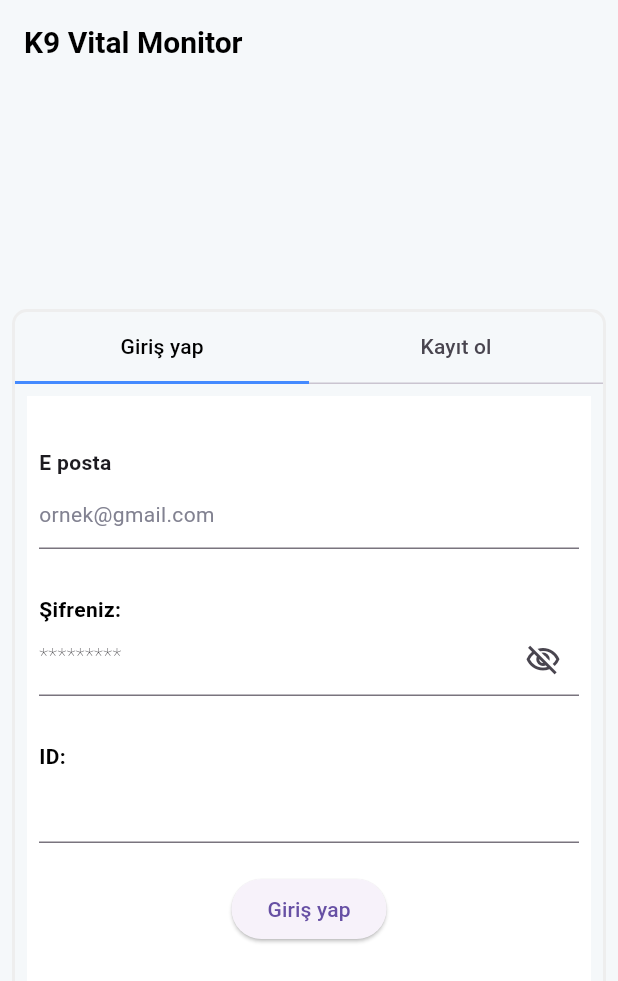
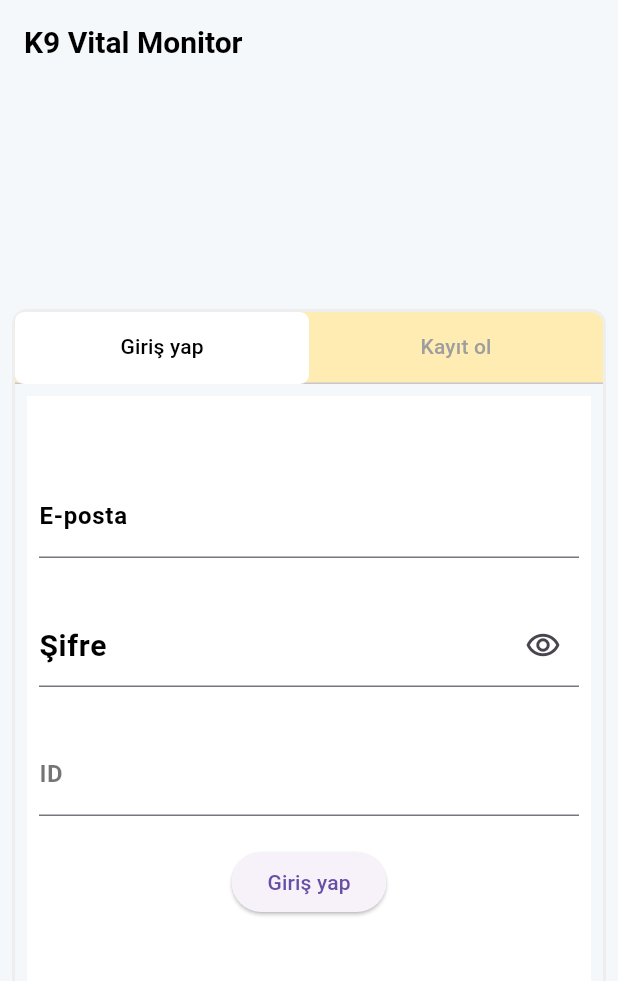
Before and after one commit to YusufBerkez/k9_project, a Flutter app: the screen it shows after launch, on a phone screen of 412 x 824 dp. Shown: the top 981 px of the screen. Run offline on Flutter 3.47's test engine with Material 3 defaults, Android fonts, the light colour scheme and no system bars; our stand-ins replace fl_chart, flutter_riverpod, font_awesome_flutter, form_validator, shared_preferences, video_player.

Commit message:
Enterpage.dart dosyası main.dart dosyasına entegre edildi.giriş yapma ve kayıt alanı için login_field.dart ve signup_field dosyaları oluşturuldu.login_field.dart dosyası tamamlandı. Gerekli providerlar için login_providers.dart dosyasına gerekli tanımlamalar yapıldı. signup_field.dart dosyasındaki providerlar için signup_providers.dart dosyası oluşturuldu.

```diff
--- a/k9_app/lib/features/bottomnavbar/presentation/bottomnavbar.dart
+++ b/k9_app/lib/features/bottomnavbar/presentation/bottomnavbar.dart
@@ -2,7 +2,7 @@ import 'package:flutter/material.dart';
 import 'package:flutter_riverpod/flutter_riverpod.dart';
 import 'package:font_awesome_flutter/font_awesome_flutter.dart';
 import 'package:k9_app/core/providers/theme_provider.dart';
-import 'package:k9_app/features/chatpage/presentation/chat_pages.dart';
+import 'package:k9_app/features/chatpage/presentation/widgets/chat_pages.dart';
 import 'package:k9_app/features/homepage/presentation/widgets/homepage_screen.dart';
 import 'package:k9_app/features/live_monitoring/presentation/pages/live_page.dart';
 import 'package:k9_app/features/profilePage/presentation/profile_page.dart';
--- a/k9_app/lib/features/enterpage/enterpage.dart
+++ /dev/null
@@ -1,276 +0,0 @@
-import 'package:flutter/material.dart';
-import 'package:flutter_riverpod/flutter_riverpod.dart';
-import 'package:form_validator/form_validator.dart';
-import 'package:k9_app/features/bottomnavbar/presentation/bottomnavbar.dart';
-
-class Enterpage extends ConsumerStatefulWidget {
-  const Enterpage({super.key});
-
-  @override
-  ConsumerState<ConsumerStatefulWidget> createState() => _EnterpageState();
-}
-
-class _EnterpageState extends ConsumerState<Enterpage> {
-  late TextEditingController tftext;
-  late TextEditingController tfId;
-  var formkey = GlobalKey<FormState>();
-  late TextEditingController tfEmail;
-  late TextEditingController tfPassword;
-  @override
-  void initState() {
-    // TODO: implement initState
-    super.initState();
-    tfId = TextEditingController();
-    tftext = TextEditingController();
-    tfEmail = TextEditingController();
-    tfPassword = TextEditingController();
-  }
-
-  @override
-  Widget build(BuildContext context) {
-    final bool obscrText = false;
-    return Scaffold(
-      appBar: AppBar(title: Text("K9 Vital Monitor")),
-      body: DefaultTabController(
-        length: 2,
-        child: Center(
-          child: SingleChildScrollView(
-            child: Column(
-              children: [
-                //Kayıt işlemleri başlangıç
-                Padding(
-                  padding: const EdgeInsets.all(8.0),
-                  child: Container(
-                    width: 400,
-                    decoration: BoxDecoration(
-                      border: Border.all(color: Colors.grey.shade200, width: 2),
-                      borderRadius: BorderRadius.circular(10),
-                    ),
-                    child: Column(
-                      children: [
-                        TabBar(
-                          labelColor: Colors.black,
-                          indicatorColor: Colors.blueAccent,
-                          indicatorSize: TabBarIndicatorSize.tab,
-                          tabs: [
-                            Tab(text: "Giriş yap"),
-                            Tab(text: "Kayıt ol"),
-                          ],
-                        ),
-                        Padding(
-                          padding: const EdgeInsets.all(8.0),
-                          child: Container(
-                            color: Colors.white,
-                            height: 400,
-                            child: TabBarView(
-                              children: [
-                                LoginField(
-                                  formkey: formkey,
-                                  tfEmail: tfEmail,
-                                  tfPassword: tfPassword,
-                                  obscureText: obscrText,
-                                  tfId: tfId,
-                                ),
-                                Column(children: [
-
-                                  ],
-                                ),
-                              ],
-                            ),
-                          ),
-                        ),
-                      ],
-                    ),
-                  ),
-                ),
-              ],
-            ),
-          ),
-        ),
-      ),
-    );
-  }
-}
-
-class LoginField extends StatefulWidget {
-  LoginField({
-    super.key,
-    required this.formkey,
-    required this.tfEmail,
-    required this.tfPassword,
-    required this.obscureText,
-    required this.tfId,
-  });
-  final bool obscureText;
-  final TextEditingController tfId;
-  final GlobalKey<FormState> formkey;
-  final TextEditingController tfEmail;
-  final TextEditingController tfPassword;
-
-  @override
-  State<LoginField> createState() => _LoginFieldState();
-}
-
-late bool isObscure;
-
-class _LoginFieldState extends State<LoginField> {
-  @override
-  void initState() {
-    // TODO: implement initState
-    super.initState();
-    isObscure = widget.obscureText;
-  }
-
-  @override
-  Widget build(BuildContext context) {
-    bool obscureText = widget.obscureText;
-    return Padding(
-      padding: const EdgeInsets.all(8.0),
-      child: Column(
-        mainAxisAlignment: MainAxisAlignment.center,
-        children: [
-          Form(
-            key: widget.formkey,
-            autovalidateMode: AutovalidateMode.onUserInteraction,
-            child: Column(
-              children: [
-                Align(
-                  alignment: Alignment.centerLeft,
-                  child: Text(
-                    "E posta",
-                    style: TextStyle(fontWeight: FontWeight.bold),
-                  ),
-                ),
-                TextFormField(
-                  keyboardType: TextInputType.emailAddress,
-                  controller: widget.tfEmail,
-                  cursorColor: Colors.black,
-                  decoration: InputDecoration(
-                    hint: Text(
-                      "ornek@gmail.com",
-                      style: TextStyle(color: Color(0xff828291)),
-                    ),
-                    focusedBorder: UnderlineInputBorder(
-                      borderSide: BorderSide(color: Colors.grey),
-                    ),
-                  ),
-                  validator: ValidationBuilder(
-                    localeName: "tr",
-                  ).email().build(),
-                ),
-                SizedBox(height: 30),
-                Align(
-                  alignment: Alignment.centerLeft,
-                  child: Text(
-                    "Şifreniz: ",
-                    style: TextStyle(
-                      color: Colors.black,
-                      fontWeight: FontWeight.bold,
-                    ),
-                  ),
-                ),
-                TextFormField(
-                  keyboardType: TextInputType.visiblePassword,
-                  controller: widget.tfPassword,
-                  cursorColor: Colors.black,
-                  obscureText: isObscure,
-                  decoration: InputDecoration(
-                    suffixIcon: IconButton(
-                      onPressed: () {
-                        setState(() {
-                          isObscure = !isObscure;
-                        });
-                        print(obscureText);
-                      },
-
-                      icon: Icon(
-                        isObscure
-                            ? Icons.remove_red_eye_outlined
-                            : Icons.visibility_off_outlined,
-                      ),
-                    ),
-                    hint: Text(
-                      "*********",
-                      style: TextStyle(fontWeight: FontWeight.w200),
-                    ),
-                    focusedBorder: UnderlineInputBorder(
-                      borderSide: BorderSide(color: Colors.grey),
-                    ),
-                  ),
-                  validator: ValidationBuilder(localeName: 'tr')
-                      .minLength(6)
-                      .regExp(
-                        RegExp(r'(?=.*[A-Z])'),
-                        "En az bir büyük harf içermeli",
-                      )
-                      .regExp(
-                        RegExp(r'(?=.*[a-z])'),
-                        "En az bir küçük harf içermeli",
-                      )
-                      .build(),
-                ),
-                SizedBox(height: 30),
-                Align(
-                  alignment: Alignment.centerLeft,
-                  child: Text(
-                    "ID: ",
-                    style: TextStyle(
-                      color: Colors.black,
-                      fontWeight: FontWeight.bold,
-                    ),
-                  ),
-                ),
-                TextFormField(
-                  keyboardType: TextInputType.name,
-                  controller: widget.tfId,
-                ),
-              ],
-            ), //a56b1
-          ),
-          SizedBox(height: 20),
-          ElevatedButton(
-            onPressed: () {
-              Navigator.pushReplacement(
-                context,
-                MaterialPageRoute(
-                  builder: (context) => Bottomnavbar(userId: widget.tfId.text),
-                ),
-              );
-            },
-            child: Text("Giriş yap"),
-          ),
-        ],
-      ),
-    );
-  }
-}
-
-class TestWidget extends StatelessWidget {
-  const TestWidget({super.key, required this.tftext});
-
-  final TextEditingController tftext;
-
-  @override
-  Widget build(BuildContext context) {
-    return Column(
-      mainAxisAlignment: MainAxisAlignment.center,
-      children: [
-        TextField(controller: tftext),
-        ElevatedButton(
-          onPressed: () {
-            Navigator.push(
-              context,
-              MaterialPageRoute(
-                builder: (context) => Bottomnavbar(userId: tftext.text),
-              ),
-            );
-          },
-          child: Text(
-            "Gönder",
-            style: TextStyle(fontWeight: FontWeight.bold, color: Colors.blue),
-          ),
-        ),
-      ],
-    );
-  }
-}
--- /dev/null
+++ b/k9_app/lib/features/enterpage/presentation/signup_field.dart
@@ -0,0 +1,23 @@
+import 'package:flutter/material.dart';
+import 'package:flutter_riverpod/flutter_riverpod.dart';
+
+class SignupField extends ConsumerStatefulWidget {
+  const SignupField({super.key});
+
+  @override
+  ConsumerState<ConsumerStatefulWidget> createState() => _SignupFieldState();
+}
+
+class _SignupFieldState extends ConsumerState<SignupField> {
+
+  @override
+  Widget build(BuildContext context) {
+    return Column(
+      children: [
+        TextField(
+
+        )
+      ],
+    );
+  }
+}
--- /dev/null
+++ b/k9_app/lib/features/enterpage/presentation/widgets/enterpage.dart
@@ -0,0 +1,80 @@
+import 'package:flutter/material.dart';
+import 'package:flutter_riverpod/flutter_riverpod.dart';
+import 'package:k9_app/features/bottomnavbar/presentation/bottomnavbar.dart';
+import 'package:k9_app/features/enterpage/presentation/signup_field.dart';
+import 'package:k9_app/features/enterpage/presentation/widgets/login_field.dart';
+import 'package:k9_app/features/enterpage/providers/login_providers.dart';
+
+class Enterpage extends ConsumerWidget {
+  const Enterpage({super.key});
+
+  @override
+  Widget build(BuildContext context, WidgetRef ref) {
+    final bool obscrText = false;
+    return Scaffold(
+      appBar: AppBar(title: Text("K9 Vital Monitor")),
+      body: DefaultTabController(
+        length: 2,
+        child: Center(
+          child: SingleChildScrollView(
+            child: Column(
+              children: [
+                //Kayıt işlemleri başlangıç
+                Padding(
+                  padding: const EdgeInsets.all(8.0),
+                  child: Container(
+                    width: 400,
+                    decoration: BoxDecoration(
+                      border: Border.all(color: Colors.grey.shade200, width: 2),
+                      borderRadius: BorderRadius.circular(10),
+                    ),
+                    child: Column(
+                      children: [
+                        Container(
+                          decoration: BoxDecoration(
+                            color: Colors.amber.shade100,
+                            borderRadius: BorderRadius.only(
+                              topLeft: Radius.circular(8),
+                              topRight: Radius.circular(8),
+                            ),
+                          ),
+                          child: TabBar(
+                            labelColor: Colors.black,
+                            indicator: BoxDecoration(
+                              color: Colors.white,
+                              borderRadius: BorderRadius.circular(6),
+                            ),
+                            indicatorSize: TabBarIndicatorSize.tab,
+                            unselectedLabelColor: Colors.grey,
+
+                            tabs: [
+                              Tab(text: "Giriş yap"),
+                              Tab(text: "Kayıt ol"),
+                            ],
+                          ),
+                        ),
+                        Padding(
+                          padding: const EdgeInsets.all(8.0),
+                          child: Container(
+                            color: Colors.white,
+                            height: 400,
+                            child: TabBarView(
+                              children: [
+                                LoginField(),
+                                SignupField(),
+                              ],
+                            ),
+                          ),
+                        ),
+                      ],
+                    ),
+                  ),
+                ),
+              ],
+            ),
+          ),
+        ),
+      ),
+    );
+  }
+}
--- /dev/null
+++ b/k9_app/lib/features/enterpage/presentation/widgets/login_field.dart
@@ -0,0 +1,158 @@
+import 'package:flutter/material.dart';
+import 'package:flutter_riverpod/flutter_riverpod.dart';
+import 'package:form_validator/form_validator.dart';
+import 'package:k9_app/features/bottomnavbar/presentation/bottomnavbar.dart';
+import 'package:k9_app/features/enterpage/providers/login_providers.dart';
+
+class LoginField extends ConsumerWidget {
+  const LoginField({
+    super.key,
+    this.formkey,
+    this.tfEmail,
+    this.tfPassword,
+    this.obscureText,
+    this.tfId,
+  });
+
+  final GlobalKey<FormState>? formkey;
+  final TextEditingController? tfEmail;
+  final TextEditingController? tfPassword;
+  final bool? obscureText;
+  final TextEditingController? tfId;
+
+  @override
+  Widget build(BuildContext context, WidgetRef ref) {
+    // Kullan provider'lardan gelen controller'ları, eğer prop'tan gelmişse o'yu kullan
+    final emailController = tfEmail ?? ref.watch(emailControllerProvider);
+    final passwordController =
+        tfPassword ?? ref.watch(passwordControllerProvider);
+    final idController = tfId ?? ref.watch(idControllerProvider);
+    final formKey = formkey ?? ref.watch(loginFormKeyProvider);
+    final isObscure = ref.watch(obscureTextProvider);
+    return Padding(
+      padding: const EdgeInsets.all(8.0),
+      child: Column(
+        mainAxisAlignment: MainAxisAlignment.center,
+        children: [
+          Form(
+            key: formKey,
+            autovalidateMode: AutovalidateMode.onUserInteraction,
+            child: Column(
+              children: [
+                TextFormField(
+                  style: TextStyle(color: Colors.black54),
+                  keyboardType: TextInputType.emailAddress,
+                  controller: emailController,
+                  cursorColor: Colors.black,
+                  decoration: InputDecoration(
+                    label: Text(
+                      "E-posta",
+                      style: TextStyle(
+                        fontWeight: FontWeight.bold,
+                        color: Colors.black,
+                      ),
+                    ),
+                    hint: Text(
+                      "ornek@gmail.com",
+                      style: TextStyle(color: Color(0xff828291)),
+                    ),
+                    focusedBorder: UnderlineInputBorder(
+                      borderSide: BorderSide(color: Colors.grey),
+                    ),
+                  ),
+                  validator: ValidationBuilder(
+                    localeName: "tr",
+                  ).email().build(),
+                ),
+                SizedBox(height: 30),
+                //Şifre giriş kısmı başlangıç
+                TextFormField(
+                  style: TextStyle(color: Colors.black54),
+                  keyboardType: TextInputType.visiblePassword,
+                  controller: passwordController,
+                  cursorColor: Colors.black,
+                  obscureText: isObscure,
+                  decoration: InputDecoration(
+                    label: Text(
+                      "Şifre",
+                      style: TextStyle(
+                        fontWeight: FontWeight.bold,
+                        color: Colors.black,
+                        fontSize: 20,
+                      ),
+                    ),
+                    suffixIcon: IconButton(
+                      onPressed: () {
+                        ref.read(obscureTextProvider.notifier).state =
+                            !isObscure;
+                      },
+
+                      icon: Icon(
+                        isObscure
+                            ? Icons.remove_red_eye_outlined
+                            : Icons.visibility_off_outlined,
+                      ),
+                    ),
+                    hint: Text(
+                      "*********",
+                      style: TextStyle(
+                        fontWeight: FontWeight.w200,
+                        color: Colors.black,
+                      ),
+                    ),
+                    focusedBorder: UnderlineInputBorder(
+                      borderSide: BorderSide(color: Colors.grey),
+                    ),
+                  ),
+                  validator: ValidationBuilder(localeName: 'tr')
+                      .minLength(6)
+                      .regExp(
+                        RegExp(r'(?=.*[A-Z])'),
+                        "En az bir büyük harf içermeli",
+                      )
+                      .regExp(
+                        RegExp(r'(?=.*[a-z])'),
+                        "En az bir küçük harf içermeli",
+                      )
+                      .build(),
+                ),
+
+                SizedBox(height: 30),
+
+                TextFormField(
+                  style: TextStyle(color: Colors.black54),
+                  keyboardType: TextInputType.name,
+                  controller: idController,
+                  decoration: InputDecoration(
+                    label: Text(
+                      "ID",
+                      style: TextStyle(
+                        fontWeight: FontWeight.bold,
+                        color: Colors.black54,
+                      ),
+                    ),
+                  ),
+                ),
+              ],
+            ), //a56b1
+          ),
+          SizedBox(height: 20),
+          ElevatedButton(
+            onPressed: () {
+              if (formKey!.currentState?.validate() ?? false) {
+                Navigator.pushReplacement(
+                  context,
+                  MaterialPageRoute(
+                    builder: (context) =>
+                        Bottomnavbar(userId: idController!.text),
+                  ),
+                );
+              }
+            },
+            child: Text("Giriş yap"),
+          ),
+        ],
+      ),
+    );
+  }
+}
--- /dev/null
+++ b/k9_app/lib/features/enterpage/providers/login_providers.dart
@@ -0,0 +1,26 @@
+import 'package:flutter/material.dart';
+import 'package:flutter_riverpod/flutter_riverpod.dart';
+import 'package:flutter_riverpod/legacy.dart';
+
+// TextEditingController providers
+final emailControllerProvider = Provider((ref) {
+  return TextEditingController();
+});
+
+final passwordControllerProvider = Provider((ref) {
+  return TextEditingController();
+});
+
+final idControllerProvider = Provider((ref) {
+  return TextEditingController();
+});
+
+// Login form key provider
+final loginFormKeyProvider = Provider((ref) {
+  return GlobalKey<FormState>();
+});
+
+// Obscure text state provider for password visibility toggle
+final obscureTextProvider = StateProvider<bool>((ref) {
+  return true;
+});
--- /dev/null
+++ b/k9_app/lib/features/enterpage/providers/signup_providers.dart
@@ -0,0 +1,26 @@
+import 'package:flutter/material.dart';
+import 'package:flutter_riverpod/flutter_riverpod.dart';
+import 'package:flutter_riverpod/legacy.dart';
+
+// TextEditingController providers
+final emailControllerProvider = Provider((ref) {
+  return TextEditingController();
+});
+
+final passwordControllerProvider = Provider((ref) {
+  return TextEditingController();
+});
+
+final idControllerProvider = Provider((ref) {
+  return TextEditingController();
+});
+
+// Login form key provider
+final loginFormKeyProvider = Provider((ref) {
+  return GlobalKey<FormState>();
+});
+
+// Obscure text state provider for password visibility toggle
+final obscureTextProvider = StateProvider<bool>((ref) {
+  return true;
+});
--- a/k9_app/lib/main.dart
+++ b/k9_app/lib/main.dart
@@ -2,7 +2,8 @@ import 'package:flutter/material.dart';
 import 'package:flutter_riverpod/flutter_riverpod.dart';
 import 'package:k9_app/core/providers/theme_provider.dart';
 import 'package:k9_app/features/bottomnavbar/presentation/bottomnavbar.dart';
-import 'package:k9_app/features/enterpage/enterpage.dart';
+import 'package:k9_app/features/enterpage/presentation/widgets/enterpage.dart';
+import 'package:k9_app/features/homepage/presentation/widgets/homepage_screen.dart';
 
 void main() {
   runApp(ProviderScope(child: const MyApp()));
@@ -54,6 +55,7 @@ class MyApp extends ConsumerWidget {
       ),
       themeMode: isDarkMode ? ThemeMode.dark : ThemeMode.light,
       home: Enterpage(),
+      //home: Bottomnavbar(userId: "yusufberkez"),
     );
   }
 }
```
Also changed, not shown: k9_app/lib/features/chatpage/presentation/widgets/chat_pages.dart (renamed from k9_app/lib/features/chatpage/presentation/chat_pages.dart), 1 other file.
